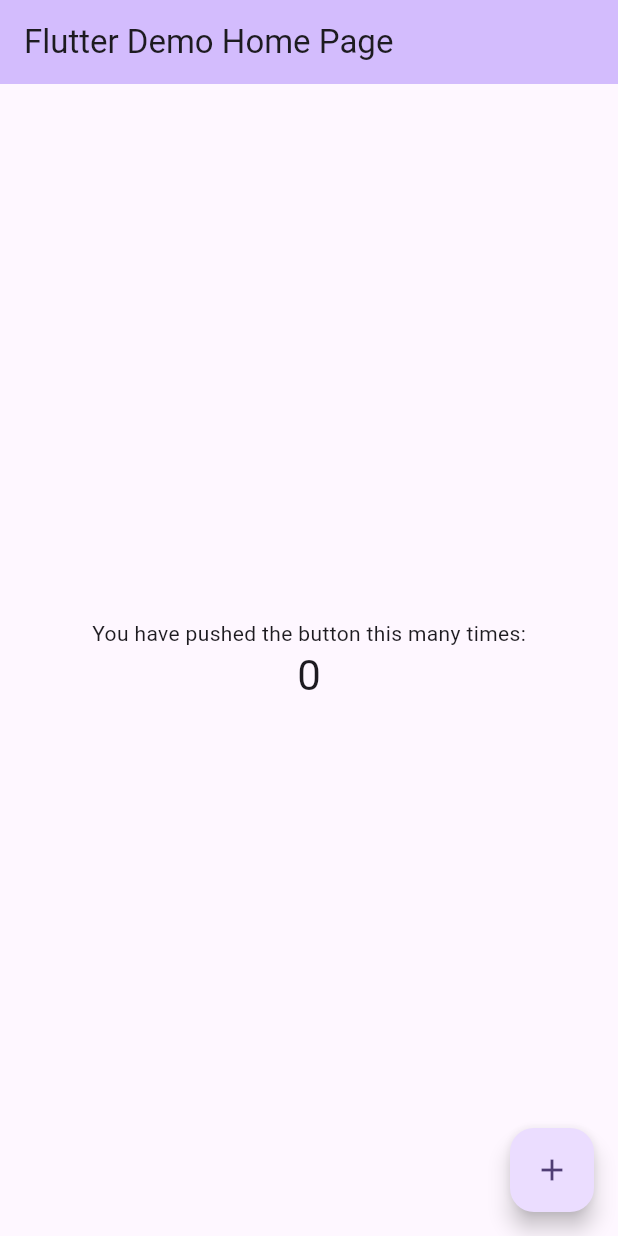
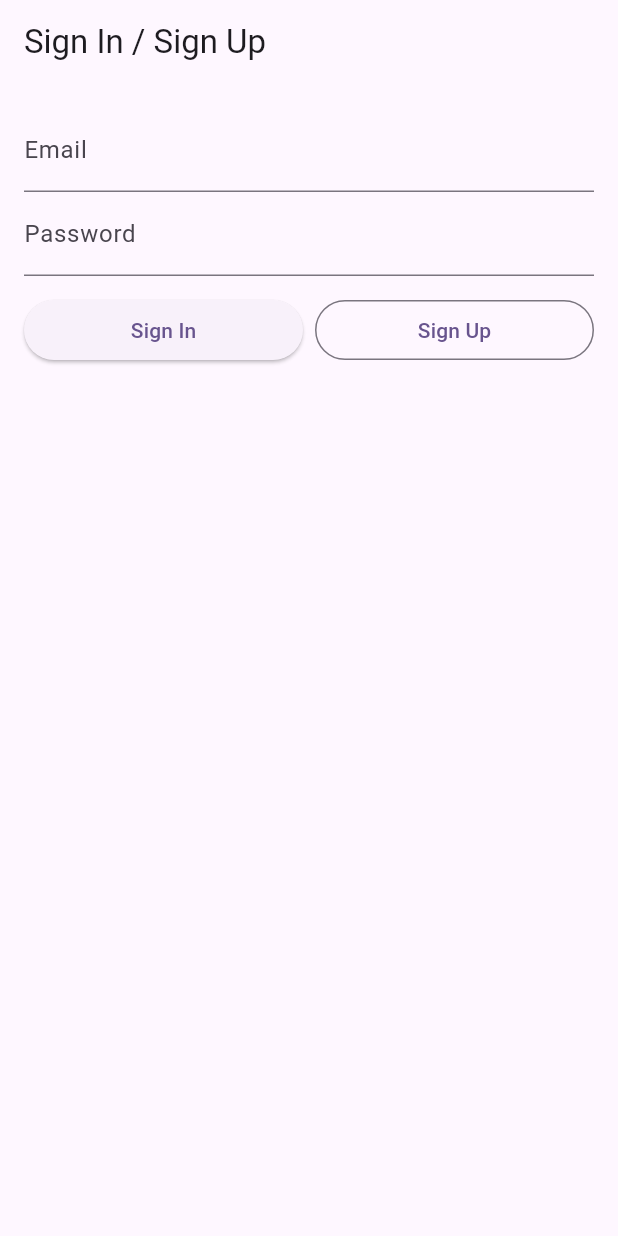
Before and after one commit to Asadullah730/JustChat, a Flutter app: the screen it shows after launch, on a phone screen of 412 x 824 dp. Run offline on Flutter 3.47's test engine with Material 3 defaults, Android fonts, the phone set to English and light mode, and no system bars; our stand-ins replace cloud_firestore, firebase_auth, firebase_core, firebase_storage, image_picker; accounts and stored records are empty.

```diff
--- /dev/null
+++ b/lib/Presentation/auth_gate.dart
@@ -0,0 +1,24 @@
+import 'package:chat_application/Presentation/home.dart';
+import 'package:chat_application/Presentation/login.dart';
+import 'package:flutter/material.dart';
+import 'package:firebase_auth/firebase_auth.dart';
+
+class AuthGate extends StatelessWidget {
+  const AuthGate({super.key});
+
+  @override
+  Widget build(BuildContext context) {
+    return StreamBuilder<User?>(
+      stream: FirebaseAuth.instance.authStateChanges(),
+      builder: (context, snapshot) {
+        if (snapshot.connectionState == ConnectionState.waiting)
+          return const Scaffold(
+            body: Center(child: CircularProgressIndicator()),
+          );
+        final user = snapshot.data;
+        if (user == null) return const LoginScreen();
+        return const HomeScreen();
+      },
+    );
+  }
+}
--- /dev/null
+++ b/lib/Presentation/login.dart
@@ -0,0 +1,99 @@
+import 'package:chat_application/Presentation/profilesetup.dart';
+import 'package:chat_application/Services/auth_services.dart';
+import 'package:flutter/foundation.dart';
+import 'package:flutter/material.dart';
+
+class LoginScreen extends StatefulWidget {
+  const LoginScreen({super.key});
+  @override
+  State<LoginScreen> createState() => _LoginScreenState();
+}
+
+class _LoginScreenState extends State<LoginScreen> {
+  final _email = TextEditingController();
+  final _pass = TextEditingController();
+  final _auth = AuthService();
+  bool _loading = false;
+
+  @override
+  Widget build(BuildContext context) {
+    return Scaffold(
+      appBar: AppBar(title: const Text('Sign In / Sign Up')),
+      body: Padding(
+        padding: const EdgeInsets.all(16),
+        child: Column(
+          children: [
+            TextField(
+              controller: _email,
+              decoration: const InputDecoration(labelText: 'Email'),
+            ),
+            TextField(
+              controller: _pass,
+              decoration: const InputDecoration(labelText: 'Password'),
+              obscureText: true,
+            ),
+            const SizedBox(height: 12),
+            _loading
+                ? const CircularProgressIndicator()
+                : Row(
+                    children: [
+                      Expanded(
+                        child: ElevatedButton(
+                          onPressed: _signIn,
+                          child: const Text('Sign In'),
+                        ),
+                      ),
+                      const SizedBox(width: 8),
+                      Expanded(
+                        child: OutlinedButton(
+                          onPressed: _signUp,
+                          child: const Text('Sign Up'),
+                        ),
+                      ),
+                    ],
+                  ),
+          ],
+        ),
+      ),
+    );
+  }
+
+  Future<void> _signIn() async {
+    setState(() => _loading = true);
+    try {
+      await _auth.signIn(_email.text.trim(), _pass.text.trim());
+    } catch (e) {
+      ScaffoldMessenger.of(
+        context,
+      ).showSnackBar(SnackBar(content: Text('Error: \$e')));
+    } finally {
+      setState(() => _loading = false);
+    }
+  }
+
+  Future<void> _signUp() async {
+    setState(() => _loading = true);
+    try {
+      final cred = await _auth.signUp(_email.text.trim(), _pass.text.trim());
+
+      if (kDebugMode) {
+        print("USER CREDENTIAL : $cred");
+      }
+      // After sign up, navigate to profile setup to get displayName + photo
+      if (cred.user != null) {
+        Navigator.pushReplacement(
+          context,
+          MaterialPageRoute(
+            builder: (_) => ProfileSetupScreen(uid: cred.user!.uid),
+          ),
+        );
+      }
+    } catch (e) {
+      ScaffoldMessenger.of(
+        context,
+      ).showSnackBar(SnackBar(content: Text('Error:  $e')));
+    } finally {
+      setState(() => _loading = false);
+    }
+  }
+}
--- /dev/null
+++ b/lib/Services/auth_services.dart
@@ -0,0 +1,30 @@
+import 'package:firebase_auth/firebase_auth.dart';
+import 'package:cloud_firestore/cloud_firestore.dart';
+
+class AuthService {
+  final FirebaseAuth _auth = FirebaseAuth.instance;
+  final FirebaseFirestore _firestore = FirebaseFirestore.instance;
+
+  Stream<User?> authStateChanges() => _auth.authStateChanges();
+
+  Future<UserCredential> signIn(String email, String password) =>
+      _auth.signInWithEmailAndPassword(email: email, password: password);
+
+  Future<UserCredential> signUp(String email, String password) async {
+    final cred = await _auth.createUserWithEmailAndPassword(
+      email: email,
+      password: password,
+    );
+    await _firestore.collection('users').doc(cred.user!.uid).set({
+      'uid': cred.user!.uid,
+      'email': email,
+      'displayName': '',
+      'photoUrl': '',
+      'isOnline': true,
+      'lastSeen': FieldValue.serverTimestamp(),
+    });
+    return cred;
+  }
+
+  Future<void> signOut() => _auth.signOut();
+}
--- a/lib/main.dart
+++ b/lib/main.dart
@@ -1,6 +1,12 @@
+import 'package:chat_application/Presentation/auth_gate.dart';
+import 'package:chat_application/Presentation/home.dart';
+import 'package:chat_application/firebase_options.dart';
+import 'package:firebase_core/firebase_core.dart';
 import 'package:flutter/material.dart';
 
-void main() {
+void main() async {
+  WidgetsFlutterBinding.ensureInitialized();
+  await Firebase.initializeApp(options: DefaultFirebaseOptions.currentPlatform);
   runApp(const MyApp());
 }
 
@@ -11,112 +17,11 @@ class MyApp extends StatelessWidget {
   @override
   Widget build(BuildContext context) {
     return MaterialApp(
-      title: 'Flutter Demo',
+      title: 'JustChat',
       theme: ThemeData(
-        // This is the theme of your application.
-        //
-        // TRY THIS: Try running your application with "flutter run". You'll see
-        // the application has a purple toolbar. Then, without quitting the app,
-        // try changing the seedColor in the colorScheme below to Colors.green
-        // and then invoke "hot reload" (save your changes or press the "hot
-        // reload" button in a Flutter-supported IDE, or press "r" if you used
-        // the command line to start the app).
-        //
-        // Notice that the counter didn't reset back to zero; the application
-        // state is not lost during the reload. To reset the state, use hot
-        // restart instead.
-        //
-        // This works for code too, not just values: Most code changes can be
-        // tested with just a hot reload.
         colorScheme: ColorScheme.fromSeed(seedColor: Colors.deepPurple),
       ),
-      home: const MyHomePage(title: 'Flutter Demo Home Page'),
+      home: AuthGate(),
     );
   }
 }
-
-class MyHomePage extends StatefulWidget {
-  const MyHomePage({super.key, required this.title});
-
-  // This widget is the home page of your application. It is stateful, meaning
-  // that it has a State object (defined below) that contains fields that affect
-  // how it looks.
-
-  // This class is the configuration for the state. It holds the values (in this
-  // case the title) provided by the parent (in this case the App widget) and
-  // used by the build method of the State. Fields in a Widget subclass are
-  // always marked "final".
-
-  final String title;
-
-  @override
-  State<MyHomePage> createState() => _MyHomePageState();
-}
-
-class _MyHomePageState extends State<MyHomePage> {
-  int _counter = 0;
-
-  void _incrementCounter() {
-    setState(() {
-      // This call to setState tells the Flutter framework that something has
-      // changed in this State, which causes it to rerun the build method below
-      // so that the display can reflect the updated values. If we changed
-      // _counter without calling setState(), then the build method would not be
-      // called again, and so nothing would appear to happen.
-      _counter++;
-    });
-  }
-
-  @override
-  Widget build(BuildContext context) {
-    // This method is rerun every time setState is called, for instance as done
-    // by the _incrementCounter method above.
-    //
-    // The Flutter framework has been optimized to make rerunning build methods
-    // fast, so that you can just rebuild anything that needs updating rather
-    // than having to individually change instances of widgets.
-    return Scaffold(
-      appBar: AppBar(
-        // TRY THIS: Try changing the color here to a specific color (to
-        // Colors.amber, perhaps?) and trigger a hot reload to see the AppBar
-        // change color while the other colors stay the same.
-        backgroundColor: Theme.of(context).colorScheme.inversePrimary,
-        // Here we take the value from the MyHomePage object that was created by
-        // the App.build method, and use it to set our appbar title.
-        title: Text(widget.title),
-      ),
-      body: Center(
-        // Center is a layout widget. It takes a single child and positions it
-        // in the middle of the parent.
-        child: Column(
-          // Column is also a layout widget. It takes a list of children and
-          // arranges them vertically. By default, it sizes itself to fit its
-          // children horizontally, and tries to be as tall as its parent.
-          //
-          // Column has various properties to control how it sizes itself and
-          // how it positions its children. Here we use mainAxisAlignment to
-          // center the children vertically; the main axis here is the vertical
-          // axis because Columns are vertical (the cross axis would be
-          // horizontal).
-          //
-          // TRY THIS: Invoke "debug painting" (choose the "Toggle Debug Paint"
-          // action in the IDE, or press "p" in the console), to see the
-          // wireframe for each widget.
-          mainAxisAlignment: MainAxisAlignment.center,
-          children: <Widget>[
-            const Text('You have pushed the button this many times:'),
-            Text(
-              '$_counter',
-              style: Theme.of(context).textTheme.headlineMedium,
-            ),
-          ],
-        ),
-      ),
-      floatingActionButton: FloatingActionButton(
-        onPressed: _incrementCounter,
-        tooltip: 'Increment',
-        child: const Icon(Icons.add),
-      ), // This trailing comma makes auto-formatting nicer for build methods.
-    );
-  }
-}
--- a/pubspec.yaml
+++ b/pubspec.yaml
@@ -34,6 +34,12 @@ dependencies:
   # The following adds the Cupertino Icons font to your application.
   # Use with the CupertinoIcons class for iOS style icons.
   cupertino_icons: ^1.0.8
+  firebase_core: ^4.0.0
+  cloud_firestore: ^6.0.0
+  firebase_auth: ^6.0.1
+  firebase_storage: ^13.0.0
+  image_picker: ^1.2.0
+  uuid: ^4.5.1
 
 dev_dependencies:
   flutter_test:
```
Also changed, not shown: lib/Presentation/chat_screen.dart (added, +226 -0 lines), lib/Presentation/home.dart (added, +162 -0 lines), lib/Presentation/profilesetup.dart (added, +84 -0 lines), firebase.json (added), lib/firebase_options.dart (added), pubspec.lock, 8 other files.
